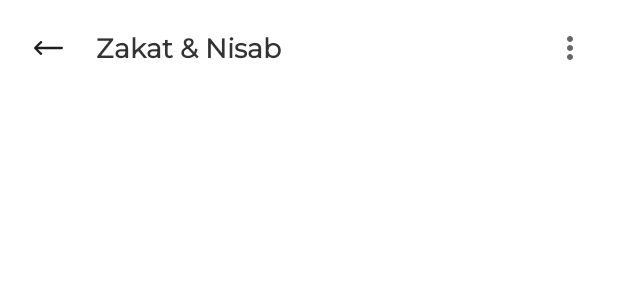
After one commit to fazal88/Zakat-Nisab, an Android app built with Jetpack Compose: the layout inc_toolbar.xml on its own in the app's theme, with its tools: preview values and no code run, on a phone screen of 412 x 824 dp. The commit adds this screen. Shown: the top 300 px of the screen. Run offline under Robolectric (Android 15) with nearby library versions, the phone set to English and light mode, and no system bars.

Commit message:
added old way branch

```diff
--- a/app/build.gradle
+++ b/app/build.gradle
@@ -68,6 +68,7 @@ dependencies {
     implementation 'com.google.firebase:firebase-config:21.0.1'
     implementation "androidx.compose.ui:ui:$compose_version"
     implementation "androidx.compose.material:material:$compose_version"
+    implementation 'com.google.android.material:material:1.5.0'
     debugImplementation "androidx.compose.ui:ui-tooling:$compose_version"
     implementation "androidx.compose.ui:ui-tooling-preview:1.0.5"
     implementation 'androidx.activity:activity-compose:1.4.0'
--- /dev/null
+++ b/app/src/main/res/drawable/ic_back.xml
@@ -0,0 +1,9 @@
+<vector xmlns:android="http://schemas.android.com/apk/res/android"
+    android:width="19dp"
+    android:height="9.203dp"
+    android:viewportWidth="19"
+    android:viewportHeight="9.203">
+  <path
+      android:pathData="M0.218,4.076h0L4.1,0.216a0.742,0.742 0,0 1,1.047 1.052l-2.6,2.591L18.258,3.859a0.742,0.742 0,0 1,0 1.484L2.54,5.343l2.6,2.591A0.742,0.742 0,0 1,4.1 8.987L0.218,5.128h0A0.743,0.743 0,0 1,0.218 4.076Z"
+      android:fillColor="#1e1e1e"/>
+</vector>
--- /dev/null
+++ b/app/src/main/res/layout/inc_toolbar.xml
@@ -0,0 +1,48 @@
+<?xml version="1.0" encoding="utf-8"?>
+<layout xmlns:android="http://schemas.android.com/apk/res/android"
+    xmlns:app="http://schemas.android.com/apk/res-auto"
+    xmlns:tools="http://schemas.android.com/tools">
+
+    <data>
+
+    </data>
+
+    <androidx.constraintlayout.widget.ConstraintLayout
+        android:layout_width="match_parent"
+        android:layout_height="match_parent">
+
+        <ImageView
+            android:id="@+id/iv_back"
+            android:layout_width="64dp"
+            android:layout_height="64dp"
+            android:contentDescription="@string/str_back_button"
+            android:scaleType="centerInside"
+            android:src="@drawable/ic_back"
+            app:layout_constraintStart_toStartOf="parent"
+            app:layout_constraintTop_toTopOf="parent" />
+
+        <TextView
+            android:id="@+id/tv_title"
+            style="@style/Zakat_Title"
+            android:layout_width="0dp"
+            android:layout_height="0dp"
+            android:text="@string/app_name"
+            app:layout_constraintBottom_toBottomOf="@+id/iv_back"
+            app:layout_constraintEnd_toStartOf="@+id/iv_menu"
+            app:layout_constraintStart_toEndOf="@id/iv_back"
+            app:layout_constraintTop_toTopOf="@+id/iv_back" />
+
+        <ImageView
+            android:id="@+id/iv_menu"
+            android:layout_width="64dp"
+            android:layout_height="64dp"
+            android:contentDescription="@string/str_back_button"
+            android:scaleType="centerInside"
+            android:src="@drawable/ic_more"
+            android:visibility="gone"
+            app:layout_constraintEnd_toEndOf="parent"
+            app:layout_constraintTop_toTopOf="parent"
+            tools:visibility="visible" />
+
+    </androidx.constraintlayout.widget.ConstraintLayout>
+</layout>
--- a/app/src/main/res/values/colors.xml
+++ b/app/src/main/res/values/colors.xml
@@ -9,6 +9,7 @@
     <color name="black">#FF000000</color>
     <color name="white">#FFEEEEEE</color>
 
+    <color name="black33">#333333</color>
 
     <color name="TextWhite">#eeeeee</color>
     <color name="DeepBlue">#06164c</color>
--- a/app/src/main/res/values/strings.xml
+++ b/app/src/main/res/values/strings.xml
@@ -13,4 +13,5 @@
     <string name="str_hint_cost">Enter Cost</string>
     <string name="str_hint_select_nisab">Select Nisab Type</string>
     <string name="str_hint_weight">Weight</string>
+    <string name="str_back_button">Back button</string>
 </resources>
--- /dev/null
+++ b/app/src/main/res/values/styles.xml
@@ -0,0 +1,10 @@
+<?xml version="1.0" encoding="utf-8"?>
+<resources>
+
+    <style name="Zakat_Title">
+        <item name="android:textColor">@color/black33</item>
+        <item name="android:textSize">18sp</item>
+        <item name="android:textStyle">bold</item>
+        <item name="android:gravity">center_vertical</item>
+    </style>
+</resources>
--- a/settings.gradle
+++ b/settings.gradle
@@ -7,7 +7,7 @@ pluginManagement {
     plugins {
         id 'com.android.application' version '7.1.0-alpha06'
         id 'com.android.library' version '7.1.0-alpha06'
-        id 'org.jetbrains.kotlin.android' version '1.5.31' // Right here
+        id 'org.jetbrains.kotlin.android' version '1.6.20' // Right here
     }
 }
 dependencyResolutionManagement {
```
Also changed, not shown: app/src/main/AndroidManifest.xml (+15 -5 lines), app/src/main/java/com/androidvoyage/zakat/activities/MainActivity.kt (added, +56 -0 lines), app/src/main/java/com/androidvoyage/zakat/screens/SplashFragment.kt (added, +39 -0 lines), app/src/main/res/layout/activity_main.xml (added, +27 -0 lines), app/src/main/res/layout/fragment_splash.xml (added, +22 -0 lines), app/src/main/res/navigation/navigation_entry.xml (added, +26 -0 lines), app/src/main/res/navigation/navigation_main.xml (deleted, +0 -93 lines).
